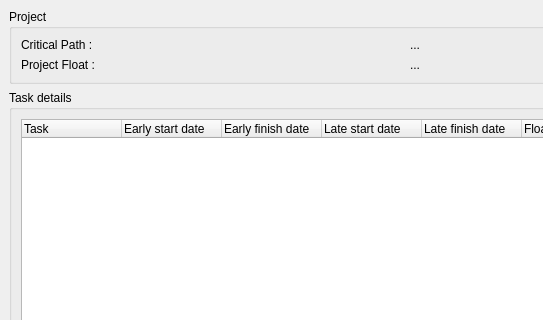
Before: the Qt Designer form kplato/kptpertresult.ui in KDE/calligra, drawn with Qt 5; both pictures show x 0 to 543 and y 0 to 320 of the 814 by 639 pixel window.
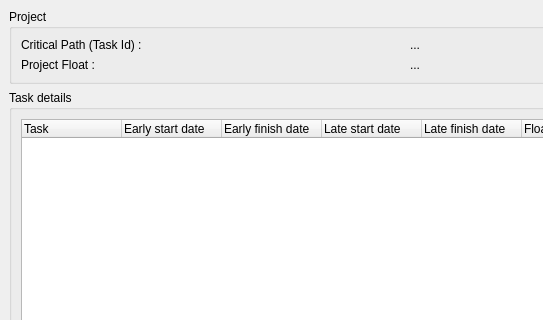
After: the same form once the commit is applied.

Commit message: Last version of all methods to calculate pert result tab and new update of .ui

The edit to the form file:
```diff
--- a/kplato/kptpertresult.ui
+++ b/kplato/kptpertresult.ui
@@ -113,7 +113,7 @@
           <item>
            <widget class="QLabel" name="labelCriticalPath" >
             <property name="text" >
-             <string>Critical Path :</string>
+             <string>Critical Path (Task Id) :</string>
             </property>
            </widget>
           </item>
```
The commit also changes 2 other files.
